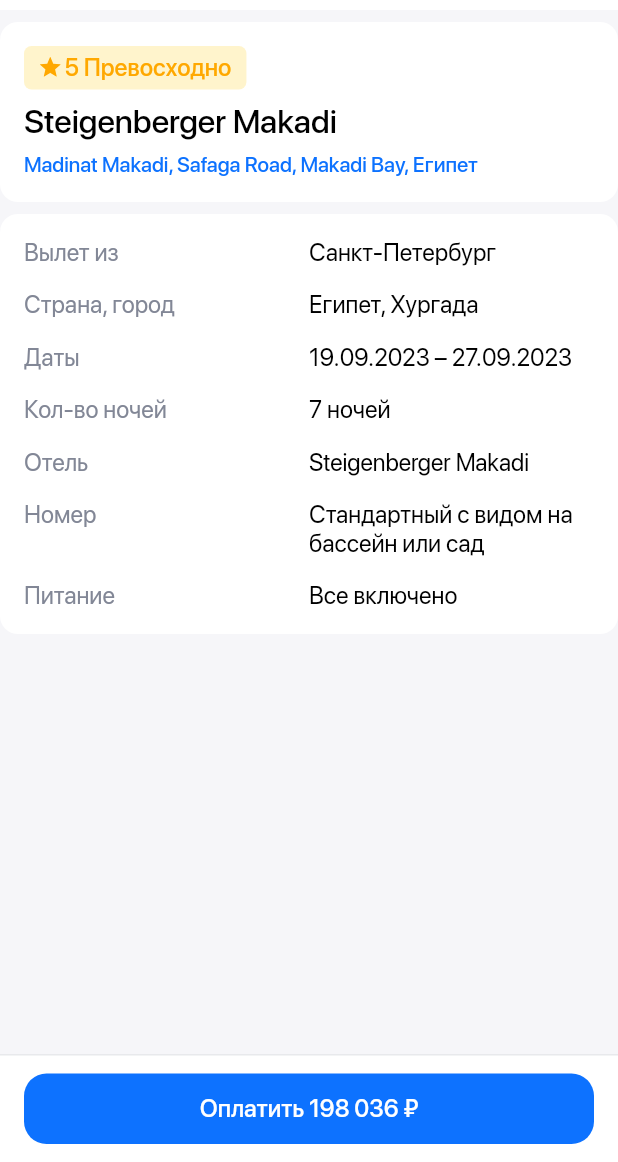
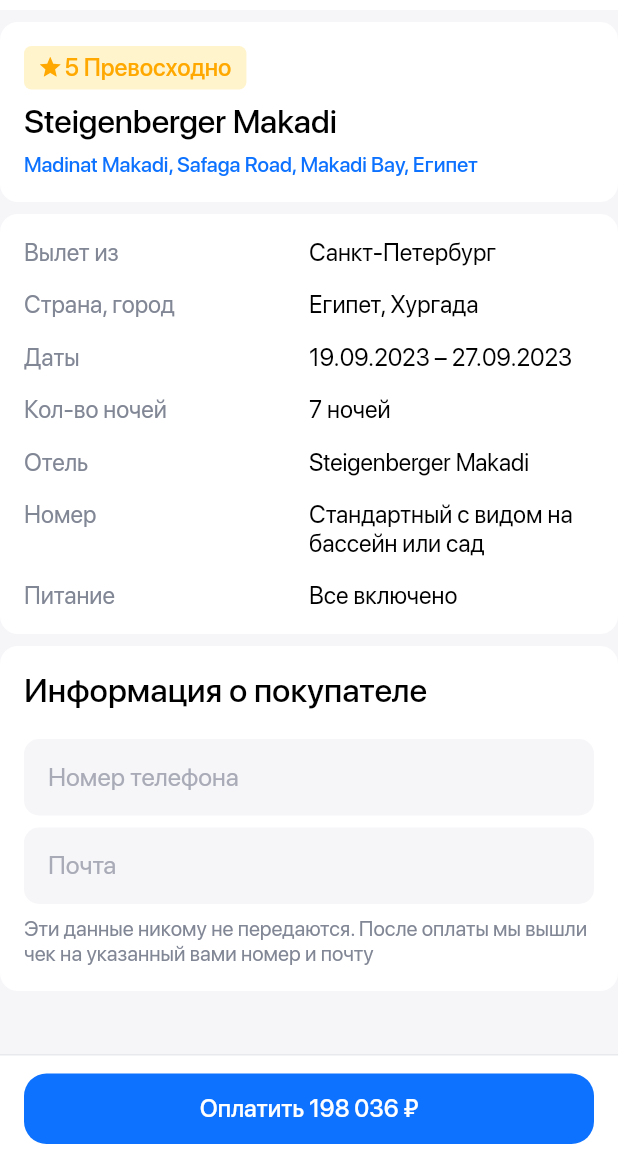
Before and after one commit to dimalepel/hotel_test_app, a Flutter app: the BookingScreen screen opened directly, on a phone screen of 412 x 824 dp, the part 74-1236 px from its top. Run offline on Flutter 3.47's test engine with Material 2 defaults, Android fonts, the phone set to English and light mode, and no system bars; our stand-ins replace banner_carousel, flutter_svg.

Commit message:
feat: add form field

```diff
--- a/lib/screens/booking_screen.dart
+++ b/lib/screens/booking_screen.dart
@@ -311,6 +311,108 @@
                 ],
               )
             ),
+            Container(
+              decoration: BoxDecoration(
+                borderRadius: BorderRadius.circular(12),
+                color: AppColors.white,
+              ),
+              padding: EdgeInsets.all(16),
+              margin: EdgeInsets.only(bottom: 8),
+              child: Column(
+                crossAxisAlignment: CrossAxisAlignment.start,
+                children: [
+                  Text(
+                    'Информация о покупателе',
+                    style: TextStyle(
+                        fontFamily: 'San Francisco',
+                        fontSize: 22,
+                        fontWeight: FontWeight.w500,
+                        color: AppColors.black
+                    ),
+                  ),
+                  SizedBox(height: 20,),
+                  TextFormField(
+                    style: TextStyle(
+                      color: AppColors.blackInput,
+                      fontSize: 16,
+                      fontFamily: 'San Francisco',
+                      fontWeight: FontWeight.w400
+                    ),
+                    decoration: InputDecoration(
+                      isDense: true,
+                      contentPadding: EdgeInsets.only(
+                        left: 16,
+                        right: 16,
+                        bottom: 16,
+                        top: 16
+                      ),
+                      filled: true,
+                      fillColor: AppColors.greyAlt,
+                      labelText: 'Номер телефона',
+                      labelStyle: TextStyle(
+                          fontFamily: 'San Francisco',
+                          fontSize: 17,
+                          fontWeight: FontWeight.w400,
+                          color: AppColors.greyPlaceholder
+                      ),
+                      floatingLabelStyle: TextStyle(
+                        height: 4,
+                        color: AppColors.greyPlaceholder
+                      ),
+                      border: OutlineInputBorder(
+                        borderRadius: BorderRadius.circular(10),
+                        borderSide: BorderSide.none,
+                      ),
+                    ),
+                  ),
+                  SizedBox(height: 8,),
+                  TextFormField(
+                    style: TextStyle(
+                        color: AppColors.blackInput,
+                        fontSize: 16,
+                        fontFamily: 'San Francisco',
+                        fontWeight: FontWeight.w400
+                    ),
+                    decoration: InputDecoration(
+                      isDense: true,
+                      contentPadding: EdgeInsets.only(
+                          left: 16,
+                          right: 16,
+                          bottom: 16,
+                          top: 16
+                      ),
+                      filled: true,
+                      fillColor: AppColors.greyAlt,
+                      labelText: 'Почта',
+                      labelStyle: TextStyle(
+                          fontFamily: 'San Francisco',
+                          fontSize: 17,
+                          fontWeight: FontWeight.w400,
+                          color: AppColors.greyPlaceholder
+                      ),
+                      floatingLabelStyle: TextStyle(
+                          height: 4,
+                          color: AppColors.greyPlaceholder
+                      ),
+                      border: OutlineInputBorder(
+                        borderRadius: BorderRadius.circular(10),
+                        borderSide: BorderSide.none,
+                      ),
+                    ),
+                  ),
+                  SizedBox(height: 8,),
+                  Text(
+                    'Эти данные никому не передаются. После оплаты мы вышли чек на указанный вами номер и почту',
+                    style: TextStyle(
+                      fontFamily: 'San Francisco',
+                      fontSize: 14,
+                      fontWeight: FontWeight.w400,
+                      color: AppColors.greyDark
+                    ),
+                  )
+                ],
+              ),
+            ),
           ],
         ),
       ),
--- a/lib/themes/app_colors.dart
+++ b/lib/themes/app_colors.dart
@@ -14,4 +14,6 @@
   static Color greyLight = const Color(0xffe8e9ec);
   static Color greyAlt = const Color(0xfff6f6f9);
   static Color blackAlt = const Color(0xff2c3035);
+  static Color greyPlaceholder = const Color(0xffa9abb7);
+  static Color blackInput = const Color(0xff14142b);
 }
```
